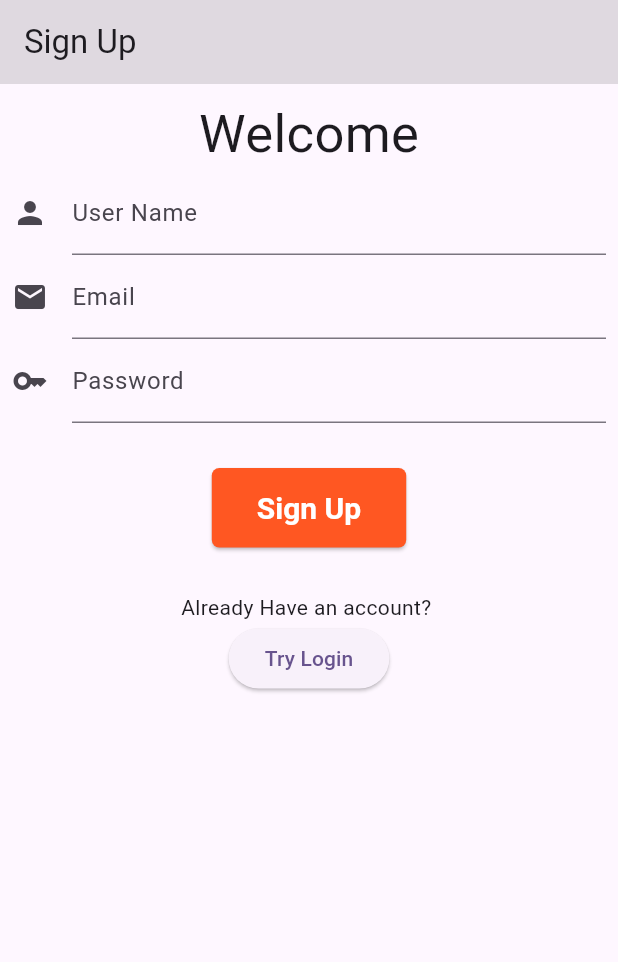
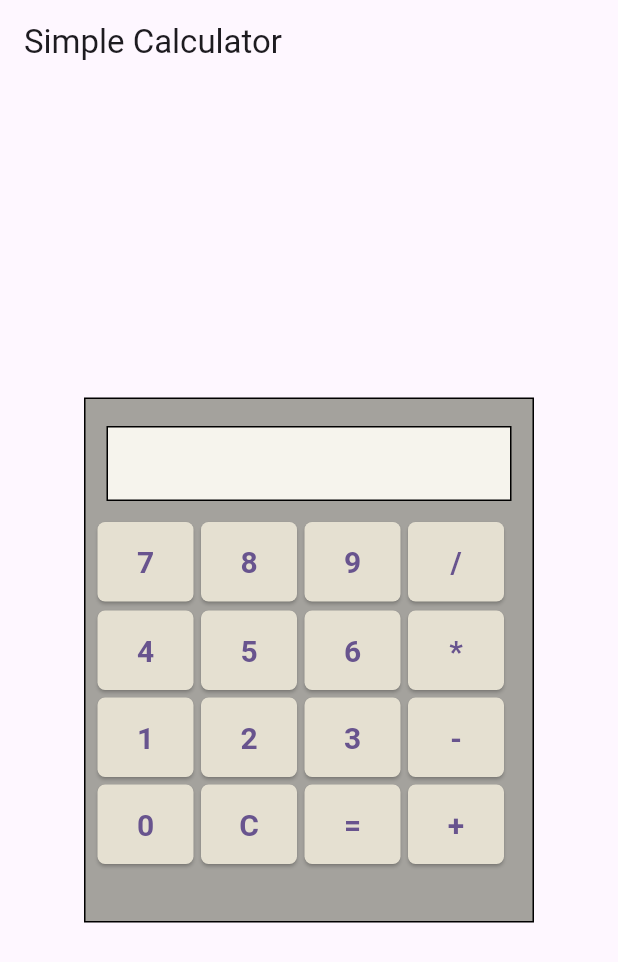
Before and after one commit to sujancse5bu/edge_mobile_app, a Flutter app: the screen it shows after launch, on a phone screen of 412 x 824 dp. Shown: the top 962 px of the screen. Run offline on Flutter 3.47's test engine with Material 3 defaults, Android fonts, the light colour scheme and no system bars.

Commit message:
calculator functional almost

```diff
--- /dev/null
+++ b/lib/calculator.dart
@@ -0,0 +1,222 @@
+import 'package:flutter/material.dart';
+import 'package:flutter/widgets.dart';
+
+class SimpleCalculator extends StatefulWidget {
+  const SimpleCalculator({super.key});
+
+  @override
+  State<SimpleCalculator> createState() => _SimpleCalculatorState();
+}
+
+class _SimpleCalculatorState extends State<SimpleCalculator> {
+  String _output = '';
+  String _operator = '';
+  int input1 = 0;
+  int input2 = 0;
+
+  @override
+  Widget build(BuildContext context) {
+    return Scaffold(
+        appBar: AppBar(
+          title: Text("Simple Calculator"),
+        ),
+        body: Center(
+          child: Container(
+            width: 300,
+            height: 350,
+            decoration: BoxDecoration(
+                border: Border.all(color: Colors.black),
+                color: Color.fromARGB(255, 164, 162, 157)),
+            //color: Color.fromARGB(255, 211, 205, 186),
+            padding: EdgeInsets.all(8),
+            child: Center(
+              child: Column(
+                children: [
+                  SizedBox(height: 10),
+                  Container(
+                    decoration: BoxDecoration(
+                        border: Border.all(color: Colors.black),
+                        color: Color.fromARGB(255, 246, 244, 237)),
+                    height: 50,
+                    width: 270,
+                    child: Row(
+                      mainAxisAlignment: MainAxisAlignment.end,
+                      children: [
+                        Padding(
+                          padding: const EdgeInsets.symmetric(horizontal: 5),
+                          child: Text(
+                            _output,
+                            style: TextStyle(fontSize: 25),
+                          ),
+                        ),
+                      ],
+                    ),
+                  ),
+                  SizedBox(height: 14),
+                  Row(
+                    children: [
+                      SizedBox(
+                        width: 10,
+                      ),
+                    ],
+                  ),
+                  Center(
+                    child: Row(
+                      children: [
+                        ElevatedButton(
+                          style: buttonStyle,
+                          onPressed: () => handleNumberPress(7),
+                          child: Text("7"),
+                        ),
+                        SizedBox(width: 5),
+                        ElevatedButton(
+                          style: buttonStyle,
+                          onPressed: () => handleNumberPress(8),
+                          child: Text("8"),
+                        ),
+                        SizedBox(width: 5),
+                        ElevatedButton(
+                          style: buttonStyle,
+                          onPressed: () => handleNumberPress(9),
+                          child: Text("9"),
+                        ),
+                        SizedBox(width: 5),
+                        ElevatedButton(
+                          style: buttonStyle,
+                          onPressed: () => handleOperatorPress('/'),
+                          child: Text("/"),
+                        ),
+                      ],
+                    ),
+                  ),
+                  SizedBox(height: 5),
+                  SizedBox(height: 1),
+                  Row(
+                    children: [
+                      ElevatedButton(
+                        style: buttonStyle,
+                        onPressed: () => handleNumberPress(4),
+                        child: Text("4"),
+                      ),
+                      SizedBox(width: 5),
+                      ElevatedButton(
+                        style: buttonStyle,
+                        onPressed: () => handleNumberPress(5),
+                        child: Text("5"),
+                      ),
+                      SizedBox(width: 5),
+                      ElevatedButton(
+                        style: buttonStyle,
+                        onPressed: () => handleNumberPress(6),
+                        child: Text("6"),
+                      ),
+                      SizedBox(width: 5),
+                      ElevatedButton(
+                        style: buttonStyle,
+                        onPressed: () => handleOperatorPress('*'),
+                        child: Text("*"),
+                      ),
+                    ],
+                  ),
+                  SizedBox(height: 5),
+                  Row(
+                    children: [
+                      ElevatedButton(
+                        style: buttonStyle,
+                        onPressed: () => handleNumberPress(1),
+                        child: Text("1"),
+                      ),
+                      SizedBox(width: 5),
+                      ElevatedButton(
+                        style: buttonStyle,
+                        onPressed: () => handleNumberPress(2),
+                        child: Text("2"),
+                      ),
+                      SizedBox(width: 5),
+                      ElevatedButton(
+                        style: buttonStyle,
+                        onPressed: () => handleNumberPress(3),
+                        child: Text("3"),
+                      ),
+                      SizedBox(width: 5),
+                      ElevatedButton(
+                        style: buttonStyle,
+                        onPressed: () => handleOperatorPress('-'),
+                        child: Text("-"),
+                      ),
+                    ],
+                  ),
+                  SizedBox(height: 5),
+                  Row(
+                    children: [
+                      ElevatedButton(
+                        style: buttonStyle,
+                        onPressed: () => (print("onPressed")),
+                        child: Text("0"),
+                      ),
+                      SizedBox(width: 5),
+                      ElevatedButton(
+                        style: buttonStyle,
+                        onPressed: () {
+                          setState(() {
+                            _output = '';
+                            _operator = '';
+                            input1 = 0;
+                            input2 = 0;
+                          });
+                        },
+                        child: Text("C"),
+                      ),
+                      SizedBox(width: 5),
+                      ElevatedButton(
+                        style: buttonStyle,
+                        onPressed: () => (print("onPressed")),
+                        child: Text("="),
+                      ),
+                      SizedBox(width: 5),
+                      ElevatedButton(
+                        style: buttonStyle,
+                        onPressed: () => handleOperatorPress('+'),
+                        child: Text("+"),
+                      ),
+                    ],
+                  ),
+                ],
+              ),
+            ),
+          ),
+        ));
+  }
+
+  void handleNumberPress(int input) {
+    print('input: $input');
+    setState(() {
+      _output += input.toString();
+      if (_operator.isEmpty) {
+        // input1
+        input1 = (input1 * 10) + input;
+      } else {
+        // input2
+        input2 = (input2 * 10) + input;
+      }
+    });
+  }
+
+  void handleOperatorPress(String oprtr) {
+    setState(() {
+      _operator = oprtr;
+      _output += oprtr;
+      print('output: $_output');
+    });
+  }
+
+  ButtonStyle buttonStyle = ButtonStyle(
+      shape: MaterialStateProperty.all(const RoundedRectangleBorder(
+          borderRadius: BorderRadius.all(Radius.circular(5)))),
+      backgroundColor:
+          MaterialStateProperty.all(const Color.fromARGB(255, 229, 224, 209)),
+      textStyle: MaterialStateProperty.all(
+          const TextStyle(fontSize: 20, fontWeight: FontWeight.bold)),
+      padding: MaterialStateProperty.all(
+          const EdgeInsets.symmetric(horizontal: 20, vertical: 15)));
+}
--- a/lib/main.dart
+++ b/lib/main.dart
@@ -1,3 +1,4 @@
+import 'package:edge_mobile_app/calculator.dart';
 import 'package:edge_mobile_app/home.dart';
 import 'package:edge_mobile_app/images.dart';
 import 'package:edge_mobile_app/main_screen.dart';
@@ -26,7 +27,7 @@ class MyApp extends StatelessWidget {
         useMaterial3: true,
       ),
       // home: const ImagesAndButton(),
-      initialRoute: '/signup',
+      initialRoute: '/calculator',
       routes: {
         '/login': (BuildContext context) => const LoginScreen(),
         '/signup': (BuildContext context) => const SignupScreen(),
@@ -37,6 +38,7 @@ class MyApp extends StatelessWidget {
         '/search': (BuildContext context) => const SearchScreen(),
         '/settings': (BuildContext context) => const Settings(),
         '/images': (BuildContext context) => const ImagesAndButton(),
+        '/calculator': (BuildContext context) => const SimpleCalculator(),
       },
     );
   }
```
